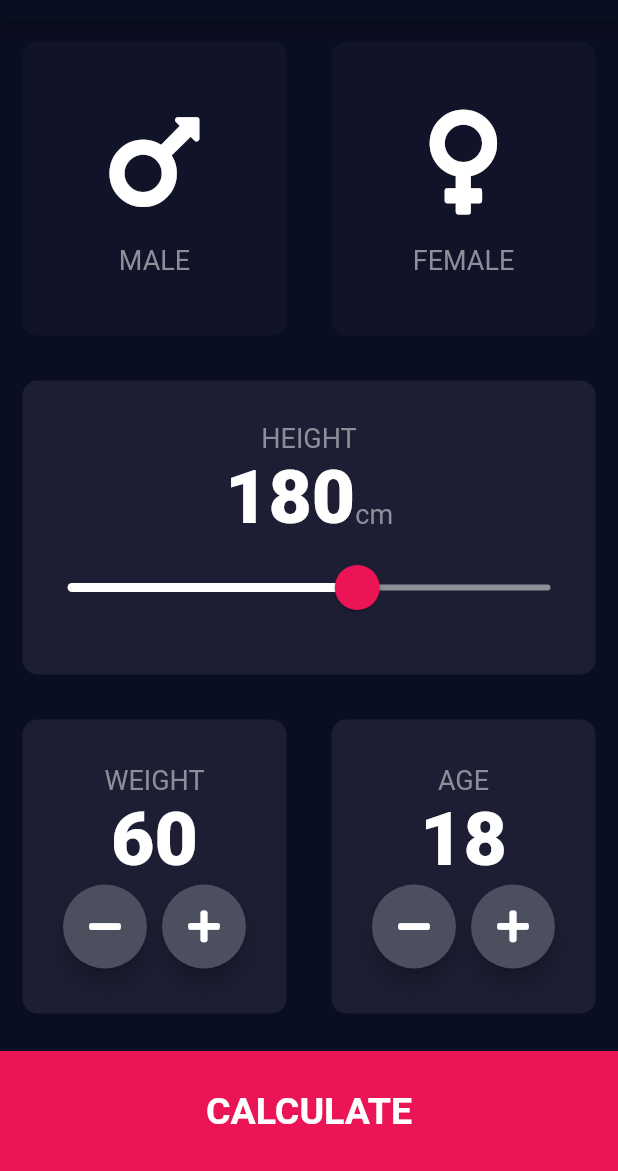
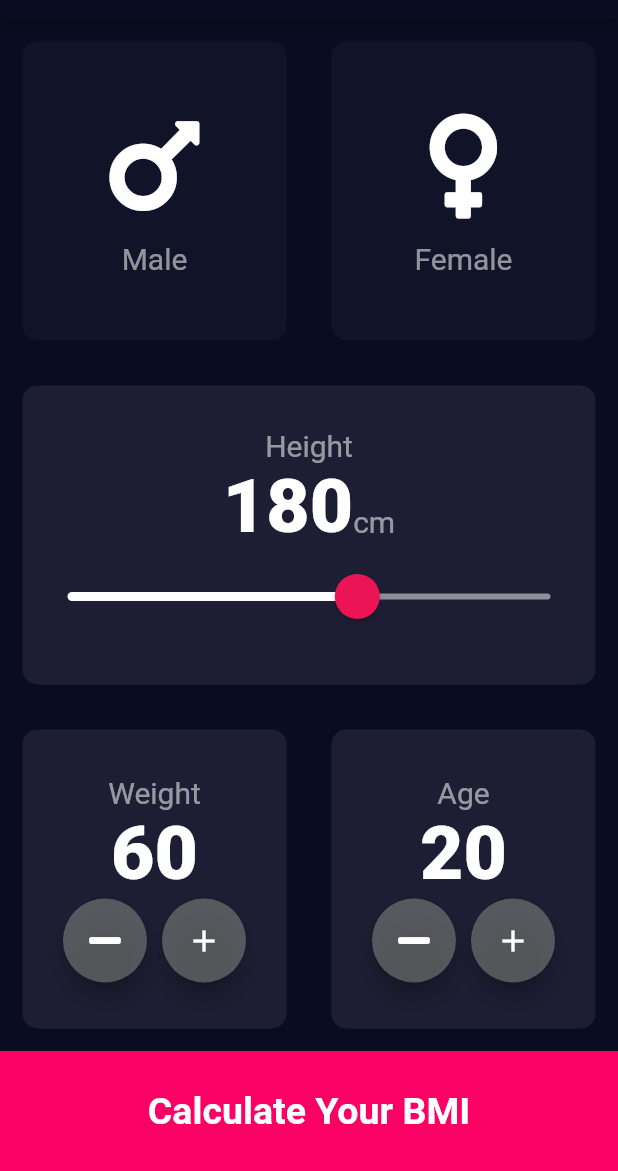
Before and after one commit to surakshns/bmi_calculator, a Flutter app: the screen it shows after launch, on a phone screen of 412 x 824 dp, the part 65-1236 px from its top. Run offline on Flutter 3.47's test engine with Material 2 defaults, Android fonts, the phone set to English and light mode, and no system bars; our stand-ins replace font_awesome_flutter; missing offline and left inert: bmi.

```diff
--- /dev/null
+++ b/lib/BottomBar.dart
@@ -0,0 +1,21 @@
+import 'package:flutter/material.dart';
+import 'constants.dart';
+
+class BottomBar extends StatelessWidget {
+  BottomBar({this.text,this.ontap});
+
+  final String text;
+  final Function ontap;
+  @override
+  Widget build(BuildContext context) {
+    return GestureDetector(
+      onTap: ontap,
+      child: Container(
+        child: Center(child: Text(text,style: kfontBottomBar,)),
+        height: kheightOfBottomBar,
+        color: kcolorOfBottomBlock,
+        width: double.infinity,
+      ),
+    );
+  }
+}
--- /dev/null
+++ b/lib/CalculationBrain.dart
@@ -0,0 +1,33 @@
+import 'dart:math';
+
+class CalculationBrain {
+  CalculationBrain({this.height,this.weight});
+  int height;
+  int weight;
+  double _bmi;
+
+  String calculateBMI(){
+    _bmi=weight/pow(height/100, 2);
+    return _bmi.toStringAsFixed(1);
+  }
+  String stringResult(){
+    if(_bmi>=24.5){
+      return 'Overweight';
+    }else if(_bmi>=18.6){
+      return 'Normal';
+    }
+    else{
+      return 'Ounderweight';
+    }
+  }
+  String feedback(){
+    if(_bmi>=25.5){
+      return 'your BMI result is high,keep your diet tight and excersice';
+    }else if(_bmi>=18.6){
+      return 'Your BMI result is normal,keep your diet the same';
+    }
+    else{
+      return 'Your BMI result is quite low,you should ear more!';
+    }
+  }
+}
--- /dev/null
+++ b/lib/Icons.dart
@@ -0,0 +1,30 @@
+import 'package:flutter/material.dart';
+import 'constants.dart';
+
+class IconAndText extends StatelessWidget {
+  IconAndText({this.gendericon,this.label});
+
+  final IconData gendericon;
+  final String label;
+
+  @override
+  Widget build(BuildContext context) {
+    return Column(
+      mainAxisAlignment: MainAxisAlignment.center,
+      children: <Widget>[
+        Icon(
+          gendericon,
+          size: 80.0,
+          color: Colors.white,
+        ),
+        SizedBox(
+          height: 10,
+        ),
+        Text(
+          label,
+          style: kfontstyle,
+        ),
+      ],
+    );
+  }
+}
--- /dev/null
+++ b/lib/ReuseableCard.dart
@@ -0,0 +1,24 @@
+import 'package:flutter/material.dart';
+
+class ReuseableCode extends StatelessWidget {
+  ReuseableCode({@required this.colour,this.cardicons,this.onPress});
+
+  final Color colour;
+  final Widget cardicons;
+  final Function onPress;
+
+  @override
+  Widget build(BuildContext context) {
+    return GestureDetector(
+      onTap: onPress,
+      child: Container(
+        child: cardicons,
+        margin: EdgeInsets.all(15),
+        decoration: BoxDecoration(
+          color: colour,
+          borderRadius: BorderRadius.circular(10.0),
+        ),
+      ),
+    );
+  }
+}
--- /dev/null
+++ b/lib/Roundicon.dart
@@ -0,0 +1,27 @@
+import 'package:flutter/material.dart';
+
+class RoundIconButton extends StatelessWidget {
+  RoundIconButton({this.icon,this.onpress});
+
+  final IconData icon;
+  final Function onpress;
+
+  @override
+  Widget build(BuildContext context) {
+    return RawMaterialButton(
+      child: Icon(
+        icon,
+        color: Colors.white,
+      ),
+      onPressed: onpress,
+      elevation: 6.0,
+      constraints: BoxConstraints.tightFor(
+        width: 56.0,
+        height: 56.0,
+      ),
+      shape: CircleBorder(),
+      // shape: RoundedRectangleBorder(borderRadius: BorderRadius.circular(5)),
+      fillColor: Color(0x888D8E88),
+    );
+  }
+}
--- a/lib/constants.dart
+++ b/lib/constants.dart
@@ -1,35 +1,26 @@
 import 'package:flutter/material.dart';
 
-const labeltxtstyle = TextStyle(
-  fontSize: 18.0,
-  color: Color(0xFF8D8E98),
-);
+const kactivecardcolor=Color(0xFF1D1E33);
+const kinactivecardcolor=Color(0xFF111328);
+const kcolorOfBottomBlock= Color(0xffFB0165);
+const kheightOfBottomBar=80.0;
 
-const bottomcontheight = 80.0;
-const activecardclr = Color(0xFF1D1E33);
-const inactivecardclr = Color(0xFF111328);
-const bottomcontclr = Color(0xFFEB1555);
-const kslidertxt = TextStyle(
-  fontSize: 50.0,
-  fontWeight: FontWeight.w900,
-);
-const klargebuttxt = TextStyle(
-  fontSize: 25.0,
-  fontWeight: FontWeight.bold,
-);
-const kresultmaintxt = TextStyle(
-  fontSize: 50.0,
-  fontWeight: FontWeight.bold,
-);
-const kresulttxt = TextStyle(
-  fontSize: 20.0,
-  fontWeight: FontWeight.bold,
-  color: Color(0xFF24D876),
-);
-const kbmitxt = TextStyle(
-  fontSize: 100.0,
-  fontWeight: FontWeight.bold,
-);
-const kdesxt = TextStyle(
-  fontSize: 22.0,
-);
+TextStyle kfontstyle= TextStyle(
+                      fontSize: 20,
+                      color: Colors.white54);
+TextStyle kNumberstyle=TextStyle(
+                      fontSize: 50,
+                      fontWeight: FontWeight.w900,
+                      color: Colors.white,);
+TextStyle kfontBottomBar= TextStyle(
+                          fontSize: 25,
+                          fontWeight: FontWeight.bold,
+                          color: Colors.white,
+                        );
+TextStyle fNormalfont= TextStyle(color: Colors.green,fontWeight: FontWeight.bold,fontSize: 20);
+
+TextStyle fOutputNo=TextStyle(color: Colors.white,fontSize: 100,fontWeight: FontWeight.bold);
+
+TextStyle fOutputString=TextStyle(fontSize: 20,color: Colors.white,);
+
+TextStyle fresultHeading=TextStyle(fontSize: 50,fontWeight: FontWeight.bold,color: Colors.white);
--- /dev/null
+++ b/lib/input.dart
@@ -0,0 +1,232 @@
+import 'package:bmi_calculator/hiddenpage.dart';
+import 'package:flutter/cupertino.dart';
+import 'package:flutter/material.dart';
+import 'package:font_awesome_flutter/font_awesome_flutter.dart';
+import 'ReuseableCard.dart';
+import 'Icons.dart';
+import 'constants.dart';
+import 'Result.dart';
+import 'Roundicon.dart';
+import 'BottomBar.dart';
+import 'CalculationBrain.dart';
+
+enum Gender{
+  male,
+  female,
+}
+
+class InputPage extends StatefulWidget {
+  @override
+  _InputPageState createState() => _InputPageState();
+}
+
+class _InputPageState extends State<InputPage> {
+  int height=180;
+  int weight = 60;
+  int age = 20;
+  Gender selectedgender;
+
+
+  @override
+  Widget build(BuildContext context) {
+    return Scaffold(
+      appBar: AppBar(
+        title: Center(child: Text('BMI CALCULATOR')),
+      ),
+      body: Column(
+        crossAxisAlignment: CrossAxisAlignment.stretch,
+        children: <Widget>[
+          Expanded(child: Row(
+            children: <Widget>[
+              Expanded(
+                child: ReuseableCode(
+                  onPress: (){
+                    setState(() {
+                      selectedgender=Gender.male;
+                    });
+                  },
+                  colour: selectedgender==Gender.male ? kactivecardcolor : kinactivecardcolor,
+                  cardicons: IconAndText(
+                    gendericon: FontAwesomeIcons.mars,
+                    label: 'Male',
+                  ),
+                ),
+              ),
+              Expanded(
+                child: ReuseableCode(
+                    onPress: (){
+                      setState(() {
+                        selectedgender=Gender.female;
+                      });
+                    },
+                  colour: selectedgender==Gender.female ? kactivecardcolor : kinactivecardcolor,
+                    cardicons: IconAndText(
+                      gendericon: FontAwesomeIcons.venus,
+                      label: 'Female',
+                    )
+                )
+              ),
+            ],
+          )),
+          Expanded(child: Row(
+            children: <Widget>[
+              Expanded(
+                child: ReuseableCode(
+                  cardicons: Column(
+                    mainAxisAlignment: MainAxisAlignment.center,
+                    children: <Widget>[
+                      Text(
+                        'Height',
+                        style: kfontstyle,
+                      ),
+                      Row(
+                        mainAxisAlignment: MainAxisAlignment.center,
+                        crossAxisAlignment: CrossAxisAlignment.baseline,
+                        textBaseline: TextBaseline.alphabetic,
+                        children: <Widget>[
+                          Text(
+                            height.toString(),
+                            style: kNumberstyle,
+                          ),
+                          Text(
+                            'cm',
+                            style: kfontstyle,
+                          )
+                        ],
+                      ),
+                      SliderTheme(
+                        data: SliderTheme.of(context).copyWith(
+                          activeTrackColor: Colors.white,
+                          inactiveTrackColor: Color(0xff8D8E98),
+                          overlayColor: Color(0x29EB1555),
+                          thumbColor: Color(0xffEB1555),
+                          thumbShape: RoundSliderThumbShape(enabledThumbRadius: 15),
+                          overlayShape: RoundSliderOverlayShape(overlayRadius: 30)
+                        ),
+                        child: Slider(
+                            value: height.toDouble(),
+                            min: 120.0,
+                            max: 220.0,
+                            onChanged: (double newvalue){
+                              setState(() {
+                                height=newvalue.toInt();
+                              });
+                            }),
+                      )
+                    ],
+                  ),
+                  colour: kactivecardcolor,
+                )
+              ),
+            ],
+          )),
+          Expanded(child: Row(
+            children: <Widget>[
+              Expanded(
+                child: ReuseableCode(
+                  cardicons: Column(
+                    mainAxisAlignment: MainAxisAlignment.center,
+                    children: <Widget>[
+                      Text(
+                        'Weight',
+                      style: kfontstyle,
+                      ),
+                      Text(
+                        weight.toString(),
+                            style: kNumberstyle,
+                      ),
+                      Row(
+                        mainAxisAlignment: MainAxisAlignment.center,
+                        children: <Widget>[
+                          RoundIconButton(icon: FontAwesomeIcons.minus,
+                          onpress: (){
+                            setState(() {
+                              weight--;
+                            });
+                          },
+                          ),
+                          SizedBox(
+                            width: 10,
+                          ),
+                          RoundIconButton(icon: Icons.add,
+                            onpress: (){
+                              setState(() {
+                                weight++;
+                              });
+                            },
+                          ),
+                        ],
+                      ),
+                    ],
+                  ),
+                  colour: kactivecardcolor,
+                )
+              ),
+              Expanded(
+                child: ReuseableCode(
+                  colour: kactivecardcolor,
+                  cardicons: Column(
+                    mainAxisAlignment: MainAxisAlignment.center,
+                    children: <Widget>[
+                      Text(
+                        'Age',
+                        style: kfontstyle,
+                      ),
+                      Text(
+                        age.toString(),
+                        style: kNumberstyle,
+                      ),
+                      Row(
+                        mainAxisAlignment: MainAxisAlignment.center,
+                        children: <Widget>[
+                          RoundIconButton(icon: FontAwesomeIcons.minus,
+                            onpress: (){
+                              setState(() {
+                                age--;
+                              });
+                            },
+                          ),
+                          SizedBox(
+                            width: 10,
+                          ),
+                          RoundIconButton(icon: Icons.add,
+                            onpress: (){
+                              setState(() {
+                                age++;
+                              });
+                            },
+                          ),
+                        ],
+                      ),
+                    ],
+                  ),
+                )
+              ),
+            ],
+          )),
+          BottomBar(
+            text: 'Calculate Your BMI',
+            ontap:(){
+              CalculationBrain calz = CalculationBrain(height: height,weight: weight);
+              height==185 && weight==70 ?
+                  Navigator.push(context, MaterialPageRoute(builder:
+                  (context){
+                    return hiddenpage();
+                  })):
+              Navigator.push(context,
+                  MaterialPageRoute(builder: (context){
+                    return Result(
+                      bMIvalue: calz.calculateBMI(),
+                      stringResult: calz.stringResult(),
+                      feedback: calz.feedback(),
+                    );
+                  },
+                  ),
+              );
+              },
+          )
+        ],
+      )
+    );
+  }
+}
--- a/lib/main.dart
+++ b/lib/main.dart
@@ -1,22 +1,17 @@
-import 'package:bmi/screens/input_page.dart';
 import 'package:flutter/material.dart';
+import 'input.dart';
 
-void main() {
-  runApp(MyApp());
-}
+void main() => runApp(BMICalculator());
 
-class MyApp extends StatelessWidget {
-  const MyApp({Key key}) : super(key: key);
-
+class BMICalculator extends StatelessWidget {
   @override
   Widget build(BuildContext context) {
     return MaterialApp(
-      debugShowCheckedModeBanner: false,
-      theme: ThemeData.dark().copyWith(
-        primaryColor: Color(0xFF0A0E21),
-        scaffoldBackgroundColor: Color(0xFF0A0E21),
+      theme: ThemeData(
+        primaryColor: Color(0xff0A0D22),
+        scaffoldBackgroundColor: Color(0xFF0A0D22)
       ),
-      home: Inputpage(),
+      home: InputPage(),
     );
   }
 }
```
Also changed, not shown: lib/Result.dart (added, +55 -0 lines), lib/hiddenpage.dart (added, +36 -0 lines), pubspec.yaml (+5 -61 lines), pubspec.lock, 23 other files.
